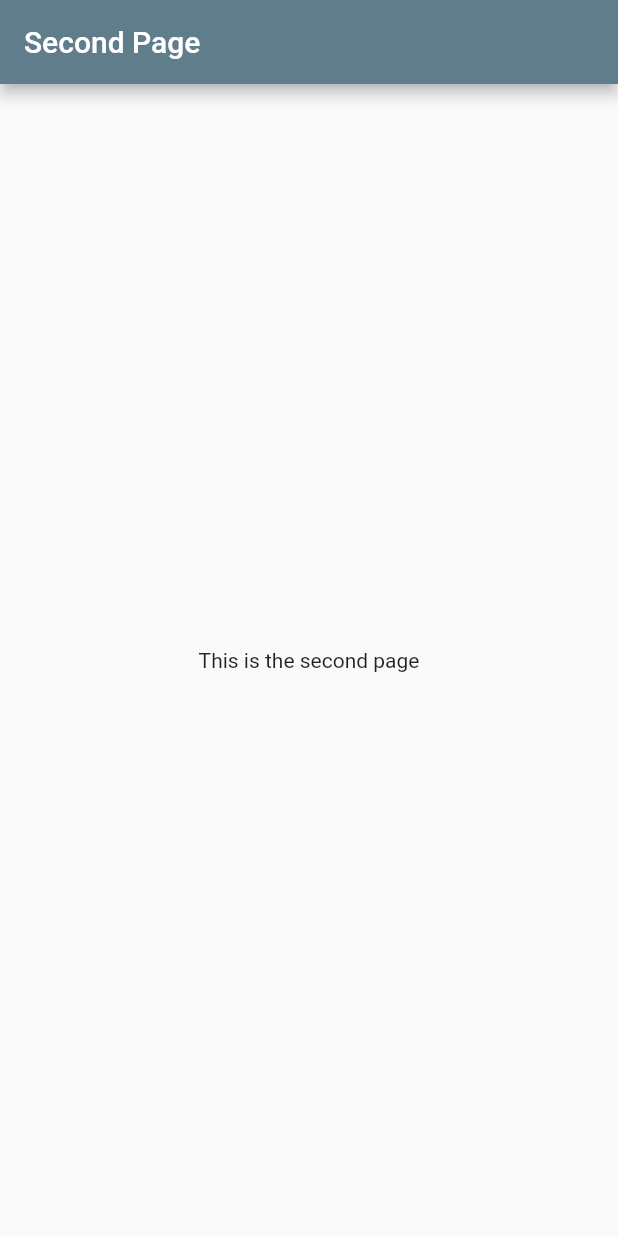
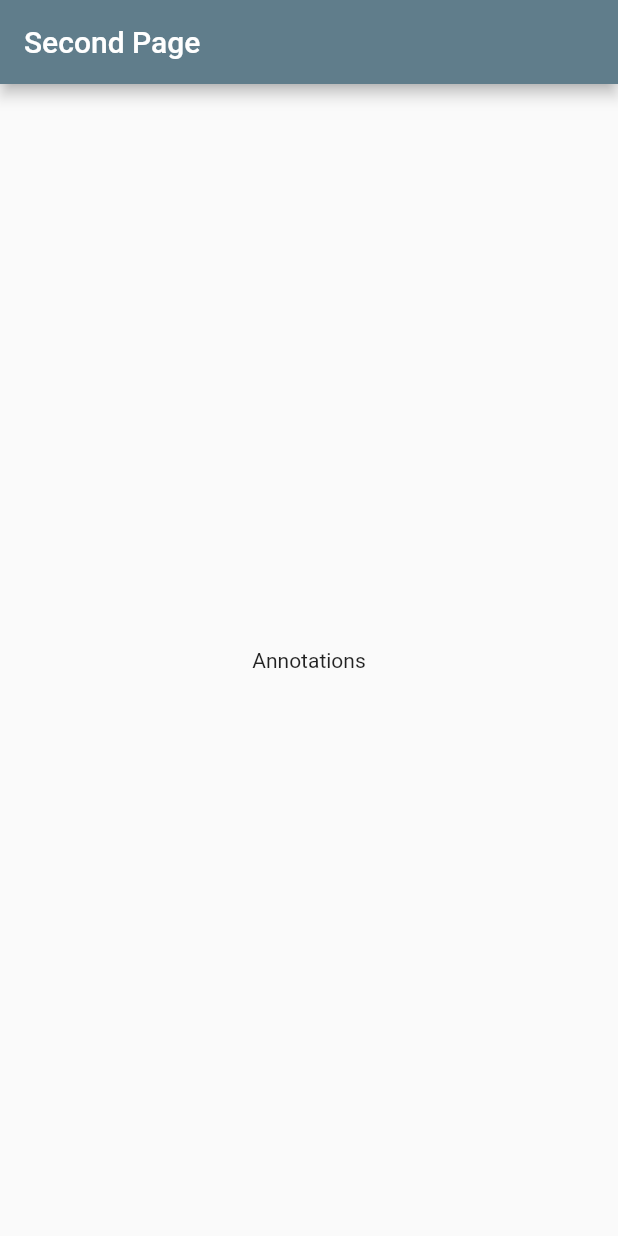
Before and after one commit to Humba01/flutter-apptest, a Flutter app: the screen it shows after launch, on a phone screen of 412 x 824 dp. Run offline on Flutter 3.47's test engine with Material 2 defaults, Android fonts, the phone set to English and light mode, and no system bars.

Commit message:
Adicionando novas experiencias.

```diff
--- a/apptest/lib/second.dart
+++ b/apptest/lib/second.dart
@@ -18,10 +18,6 @@ class Second extends StatelessWidget {
 class Page extends StatelessWidget {
   const Page({Key? key}) : super(key: key);
 
-  get behavior => null;
-
-  get child => null;
-
   @override
   Widget build(BuildContext context) {
     return Scaffold(
@@ -29,7 +25,11 @@ class Page extends StatelessWidget {
         title: const Text('Second Page'),
       ),
       body: const Center(
-        child: Text('This is the second page'),
+        child: Scrollbar(
+          child: Text(
+            'Annotations',
+            )
+          )
       ),
     );
   }
```
Also changed, not shown: 1 other file.
